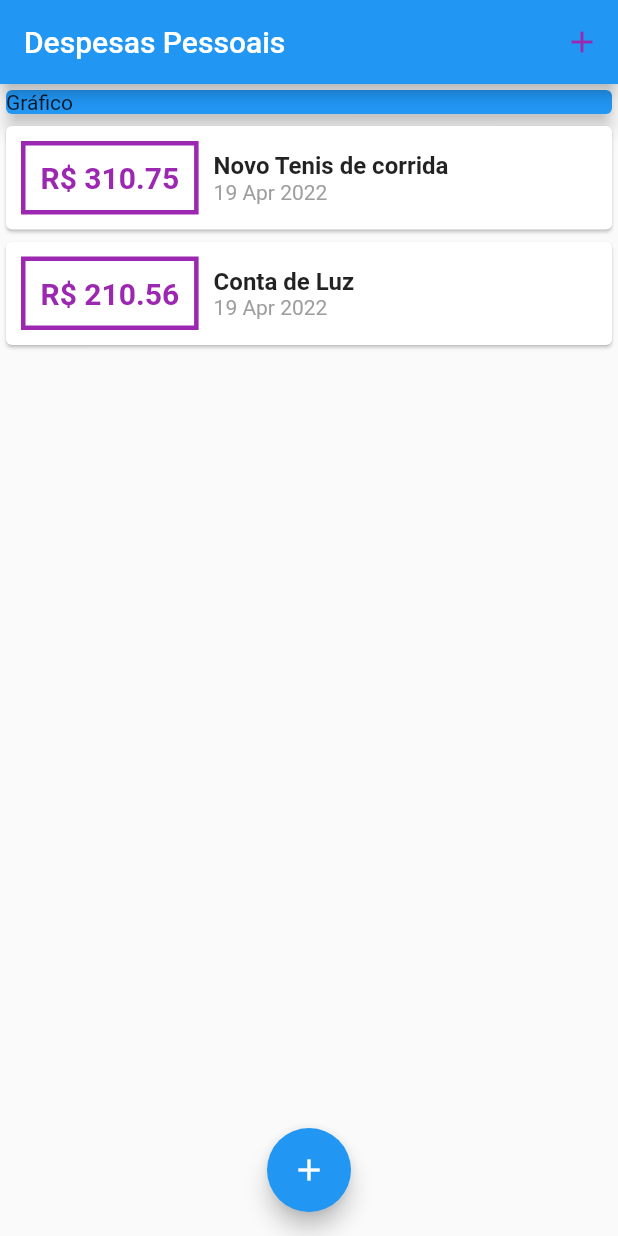
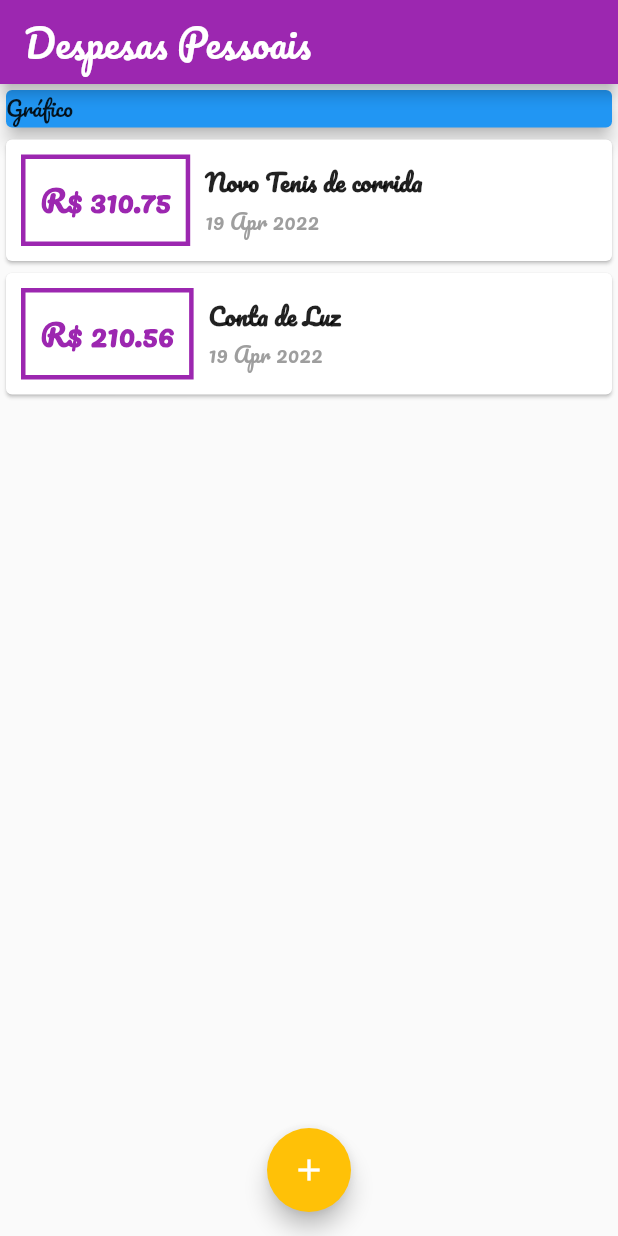
Before and after one commit to jianLicio/despesas_pessoais, a Flutter app: the screen it shows after launch, on a phone screen of 412 x 824 dp. Run offline on Flutter 3.47's test engine with Material 2 defaults, Android fonts, the phone set to English and light mode, and no system bars; our stand-ins replace google_fonts.

Commit message:
alterando fontes

```diff
--- a/lib/main.dart
+++ b/lib/main.dart
@@ -2,6 +2,7 @@ import 'dart:math';
 
 import 'package:despesas_pessoais/components/transacao_form.dart';
 import 'package:flutter/material.dart';
+import 'package:google_fonts/google_fonts.dart';
 
 import 'components/transacao_lista.dart';
 import 'models/transacao.dart';
@@ -13,8 +14,28 @@ class GastosApp extends StatelessWidget {
 
   @override
   Widget build(BuildContext context) {
-    return const MaterialApp(
-      home: MyHomePage(),
+    final ThemeData tema = ThemeData();
+    return MaterialApp(
+      home: const MyHomePage(),
+      theme: tema.copyWith(
+        textTheme: GoogleFonts.pacificoTextTheme(
+          Theme.of(context).textTheme,
+        ),
+        colorScheme: tema.colorScheme.copyWith(
+          primary: Colors.purple,
+          secondary: Colors.amber,
+        ),
+        appBarTheme: AppBarTheme(
+          // titleTextStyle: const TextStyle(
+          //   fontSize: 20,
+          //   fontWeight: FontWeight.bold,
+          // ),
+          toolbarTextStyle: GoogleFonts.pacificoTextTheme(
+            Theme.of(context).textTheme,
+          ).bodyText2,
+          titleTextStyle: GoogleFonts.pacificoTextTheme().headline6,
+        ),
+      ),
     );
   }
 }
@@ -53,6 +74,8 @@ class _MyHomePageState extends State<MyHomePage> {
     setState(() {
       _transacao.add(novaTransacao);
     });
+
+    Navigator.of(context).pop();
   }
 
   _opentransactionFormModal(BuildContext context) {
@@ -67,7 +90,10 @@ class _MyHomePageState extends State<MyHomePage> {
   Widget build(BuildContext context) {
     return Scaffold(
       appBar: AppBar(
-        title: const Text('Despesas Pessoais'),
+        title: const Text(
+          'Despesas Pessoais',
+          style: TextStyle(fontSize: 25, color: Colors.white),
+        ),
         actions: [
           IconButton(
             icon: const Icon(Icons.add),
--- a/pubspec.yaml
+++ b/pubspec.yaml
@@ -11,6 +11,7 @@ environment:
 dependencies:
   flutter:
     sdk: flutter
+  google_fonts: ^2.3.1
   intl: ^0.17.0
 
   cupertino_icons: ^1.0.2
```
Also changed, not shown: pubspec.lock.
